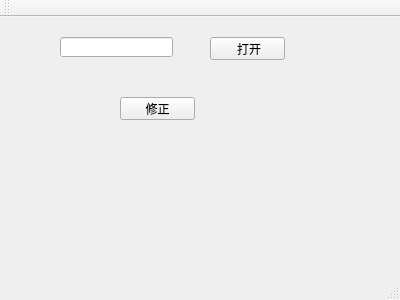
The window that mainwindow.ui (5victor/namefix) describes before a commit, drawn with Qt 5.
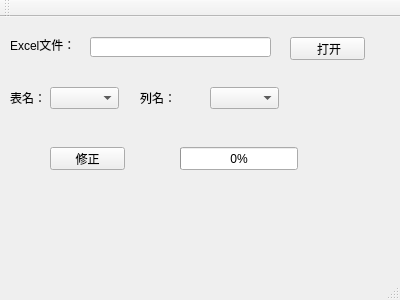
The same window after the commit.

What changed in the file:
```diff
--- a/mainwindow.ui
+++ b/mainwindow.ui
@@ -17,9 +17,9 @@
    <widget class="QLineEdit" name="lineEdit">
     <property name="geometry">
      <rect>
-      <x>60</x>
+      <x>90</x>
       <y>20</y>
-      <width>113</width>
+      <width>181</width>
       <height>20</height>
      </rect>
     </property>
@@ -27,7 +27,7 @@
    <widget class="QPushButton" name="openFile">
     <property name="geometry">
      <rect>
-      <x>210</x>
+      <x>290</x>
       <y>20</y>
       <width>75</width>
       <height>23</height>
@@ -40,8 +40,8 @@
    <widget class="QPushButton" name="fixName">
     <property name="geometry">
      <rect>
-      <x>120</x>
-      <y>80</y>
+      <x>50</x>
+      <y>130</y>
       <width>75</width>
       <height>23</height>
      </rect>
@@ -50,6 +50,81 @@
      <string>修正</string>
     </property>
    </widget>
+   <widget class="QLabel" name="label">
+    <property name="geometry">
+     <rect>
+      <x>10</x>
+      <y>20</y>
+      <width>61</width>
+      <height>16</height>
+     </rect>
+    </property>
+    <property name="text">
+     <string>Excel文件：</string>
+    </property>
+   </widget>
+   <widget class="QComboBox" name="columnName">
+    <property name="geometry">
+     <rect>
+      <x>210</x>
+      <y>70</y>
+      <width>69</width>
+      <height>22</height>
+     </rect>
+    </property>
+   </widget>
+   <widget class="QComboBox" name="sheetName">
+    <property name="geometry">
+     <rect>
+      <x>50</x>
+      <y>70</y>
+      <width>69</width>
+      <height>22</height>
+     </rect>
+    </property>
+   </widget>
+   <widget class="QLabel" name="label_2">
+    <property name="geometry">
+     <rect>
+      <x>10</x>
+      <y>70</y>
+      <width>31</width>
+      <height>21</height>
+     </rect>
+    </property>
+    <property name="text">
+     <string>表名：</string>
+    </property>
+   </widget>
+   <widget class="QLabel" name="label_3">
+    <property name="geometry">
+     <rect>
+      <x>140</x>
+      <y>70</y>
+      <width>31</width>
+      <height>21</height>
+     </rect>
+    </property>
+    <property name="text">
+     <string>列名：</string>
+    </property>
+   </widget>
+   <widget class="QProgressBar" name="progressBar">
+    <property name="geometry">
+     <rect>
+      <x>180</x>
+      <y>130</y>
+      <width>118</width>
+      <height>23</height>
+     </rect>
+    </property>
+    <property name="maximum">
+     <number>100</number>
+    </property>
+    <property name="value">
+     <number>0</number>
+    </property>
+   </widget>
   </widget>
   <widget class="QMenuBar" name="menuBar">
    <property name="geometry">
```
Left out of the diff: 9 changed lines with no effect on the pictures.
